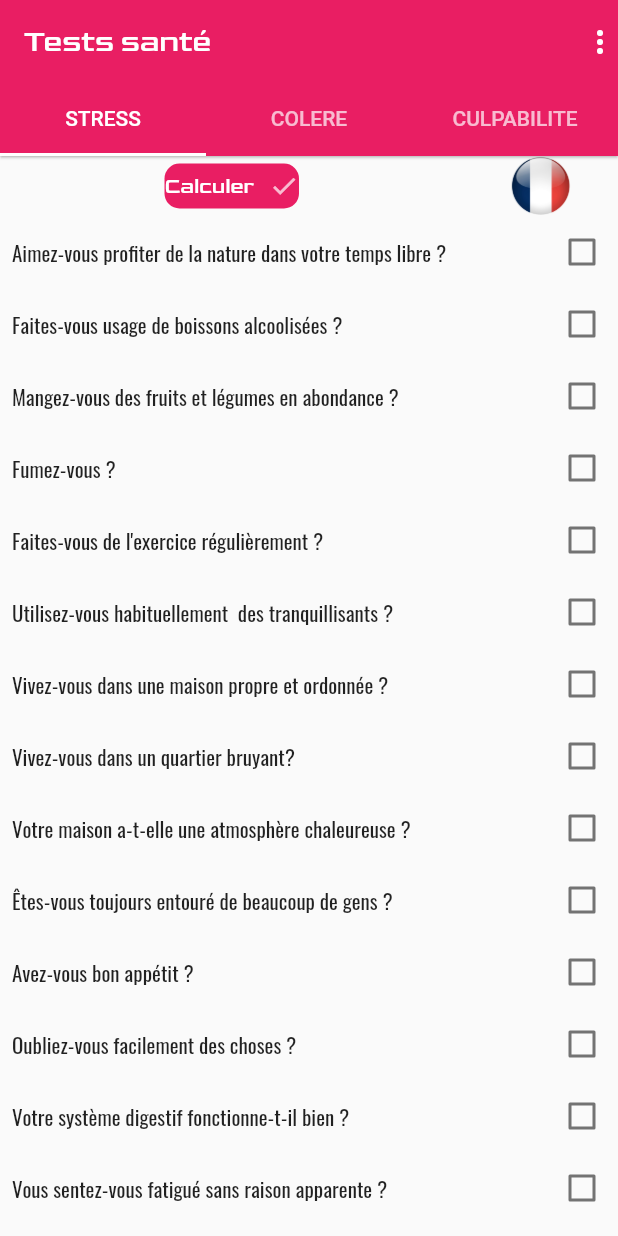
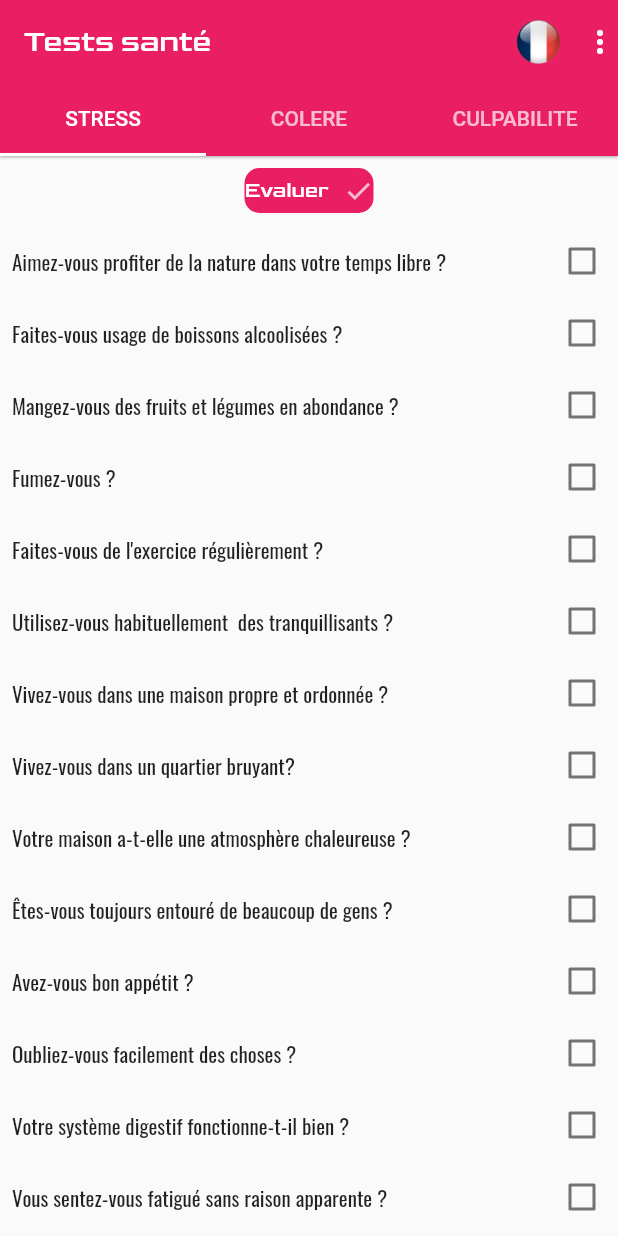
Before and after one commit to 7kit/healthtest, a Flutter app: the screen it shows after launch, on a phone screen of 412 x 824 dp. Run offline on Flutter 3.47's test engine with Material 2 defaults, Android fonts, the phone set to English and light mode, and no system bars.

```diff
--- a/lib/pages/stressQuestionScreen.dart
+++ b/lib/pages/stressQuestionScreen.dart
@@ -2,6 +2,9 @@ import 'package:flutter/material.dart';
 import '../models/chat_model.dart';
 
 class StressScreen extends StatefulWidget {
+  final bool estFrench;
+
+  const StressScreen({Key key, this.estFrench}) : super(key: key);
   @override
   StressScreenState createState() {
     return new StressScreenState();
@@ -168,7 +171,7 @@ class StressScreenState extends State<StressScreen> {
           runAlignment: WrapAlignment.center,
           crossAxisAlignment: WrapCrossAlignment.center,
           children: [
-            Text('Calculer', style: TextStyle(fontFamily: 'Goldman', color: Colors.white)),
+            Text(widget.estFrench?'Evaluer':'Assess', style: TextStyle(fontFamily: 'Goldman', color: Colors.white)),
             Icon(
               Icons.check,
               size: 20,
@@ -200,6 +203,10 @@ class StressScreenState extends State<StressScreen> {
                   topRight: Radius.circular(25.0)),
             ),
             child: new Wrap(
+              runAlignment: WrapAlignment.center,
+              crossAxisAlignment: WrapCrossAlignment.center,
+              alignment: WrapAlignment.center,
+              runSpacing: 2,
               children: [
                 Padding(
                   padding: const EdgeInsets.all(12.0),
@@ -235,7 +242,8 @@ class StressScreenState extends State<StressScreen> {
           mainAxisAlignment: MainAxisAlignment.spaceBetween,
           children: [
             Expanded(
-              flex: 3,
+              child: Padding(
+                padding: const EdgeInsets.all(8.0),
                 child: InkWell(
                   onTap: () {
                     process();
@@ -244,20 +252,21 @@ class StressScreenState extends State<StressScreen> {
                   child: myButton(),
                 ),
               ),
-            Expanded(
-              flex: 1,
-              child: InkWell(
-                onTap: () {
-                  print('est en francais $isFrench');
-                  setState(() {
-                    isFrench = !isFrench;
-                  });
-                },
-                child: isFrench
-                    ? Image.asset('assets/france.png', width: 40, height: 40)
-                    : Image.asset('assets/british.png', width: 40, height: 40),
             ),
-            ),
+            // Expanded(
+            //   flex: 1,
+            //   child: InkWell(
+            //     onTap: () {
+            //       print('est en francais $isFrench');
+            //       setState(() {
+            //         isFrench = !isFrench;
+            //       });
+            //     },
+            //     child: isFrench
+            //         ? Image.asset('assets/france.png', width: 40, height: 40)
+            //         : Image.asset('assets/british.png', width: 40, height: 40),
+            //   ),
+            // ),
           ],
         ),
         Expanded(
@@ -268,7 +277,7 @@ class StressScreenState extends State<StressScreen> {
                       Expanded(
                           child: Padding(
                             padding: const EdgeInsets.all(8.0),
-                            child: Text(isFrench
+                            child: Text(widget.estFrench
                                 ? stressQuestion[i].libelleFr
                                 : stressQuestion[i].libelleUK, style: TextStyle(fontFamily: 'Oswald'),),
                           )),
--- a/lib/whatsapp_home.dart
+++ b/lib/whatsapp_home.dart
@@ -16,6 +16,7 @@ class _WhatsAppHomeState extends State<WhatsAppHome>
     with SingleTickerProviderStateMixin {
   TabController _tabController;
   bool showFab = true;
+  bool isFrench = true;
 
   @override
   void initState() {
@@ -36,23 +37,34 @@ class _WhatsAppHomeState extends State<WhatsAppHome>
   Widget build(BuildContext context) {
     return Scaffold(
       appBar: AppBar(
-        title: Text("Tests santé", style: TextStyle(fontFamily: 'Goldman'),),
+        title: Text(isFrench?"Tests santé":"Health Tests", style: TextStyle(fontFamily: 'Goldman'),),
         elevation: 0.7,
         bottom: TabBar(
           controller: _tabController,
           indicatorColor: Colors.white,
           tabs: <Widget>[
             // Tab(icon: Icon(Icons.camera_alt)),
-            Tab(text: "STRESS"),
+            Tab(text:"STRESS"),
             Tab(
-              text: "COLERE",
+              text: isFrench? "COLERE":"ANGER",
             ),
             Tab(
-              text: "CULPABILITE",
+              text:isFrench? "CULPABILITE":"GUILT",
             ),
           ],
         ),
         actions: <Widget>[
+          InkWell(
+            onTap: (){
+              setState(() {
+                    isFrench = !isFrench;
+                  });
+            },
+                      child: isFrench
+                      ? Image.asset('assets/france.png', width: 30, height: 30)
+                      : Image.asset('assets/british.png', width: 30, height: 30),
+          ),
+          Padding(padding: EdgeInsets.symmetric(horizontal: 7)),
           Icon(Icons.more_vert)
         ],
       ),
@@ -60,9 +72,9 @@ class _WhatsAppHomeState extends State<WhatsAppHome>
         controller: _tabController,
         children: <Widget>[
           // CameraScreen(widget.cameras),
-          StressScreen(),
-          ColereScreen(),
-          GuiltScreen(),
+          StressScreen(estFrench:isFrench,),
+          ColereScreen(estFrench: isFrench,),
+          GuiltScreen(estFrench: isFrench,),
         ],
       ),
     );
```
Also changed, not shown: lib/pages/colereScreen.dart (+30 -21 lines), lib/pages/guiltScreen.dart (+27 -22 lines). Lines whose indentation alone changed are shown as unchanged.
